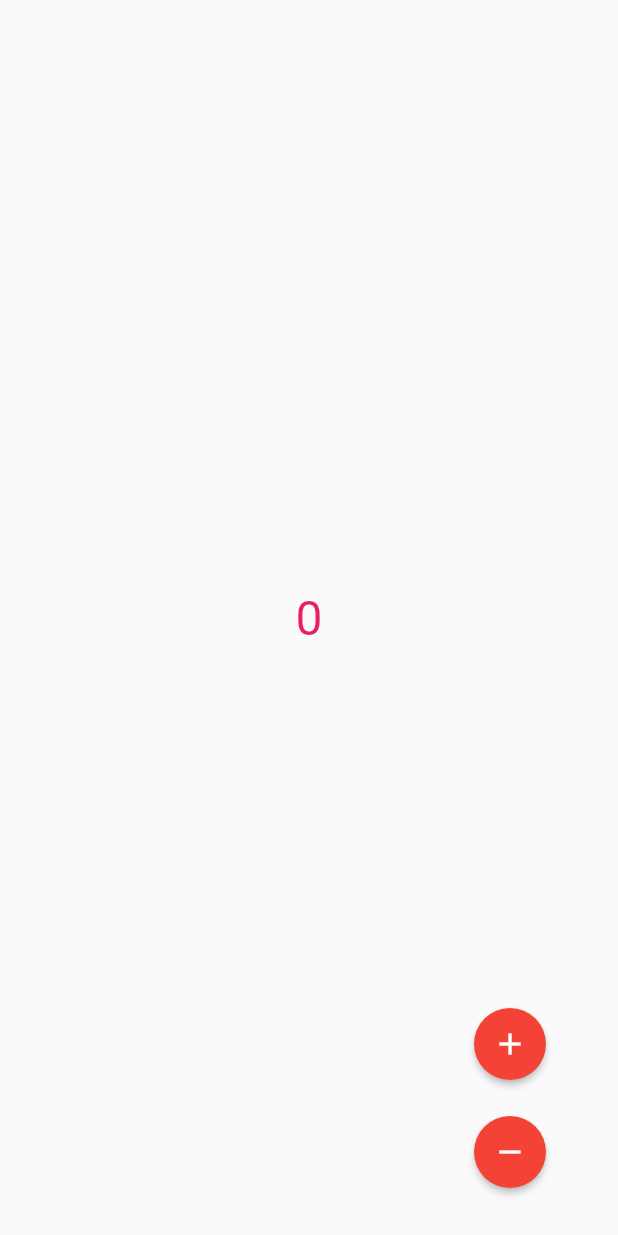
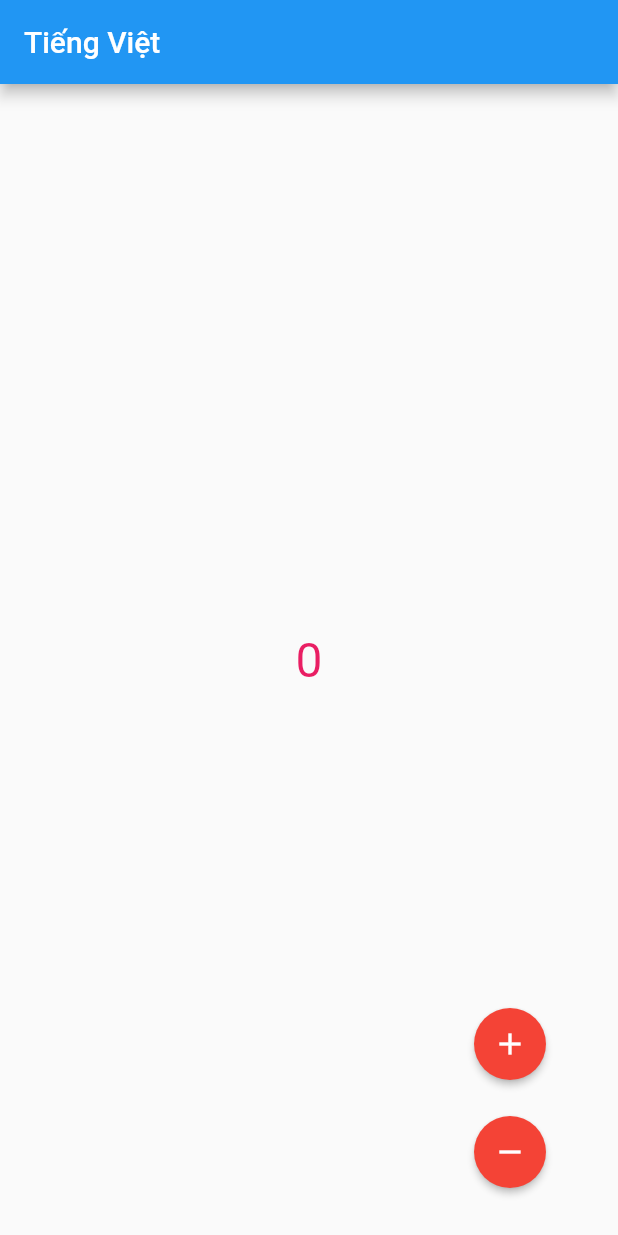
Before and after one commit to DumbZecretary/bootcamp_bloc, a Flutter app: the screen it shows after launch, after a tap on the "add" icon, after a tap on the "remove" icon, on a phone screen of 412 x 824 dp. Run offline on Flutter 3.47's test engine with Material 2 defaults, Android fonts, the phone set to English and light mode, and no system bars; our stand-ins replace bloc, built_value, flutter_bloc, shared_preferences; generated files the repository leaves out were written again.

Commit message:
Count App: add localization

```diff
--- /dev/null
+++ b/count_app/l10n.yaml
@@ -0,0 +1,3 @@
+arb-dir: lib/l10n
+template-arb-file: app_en.arb
+output-localization-file: app_localizations.dart
--- a/count_app/lib/app_view.dart
+++ /dev/null
@@ -1,31 +0,0 @@
-import 'package:count_app/counting/logic/counting_bloc.dart';
-import 'package:count_app/screens/screens.dart';
-import 'package:flutter/material.dart';
-import 'package:flutter_bloc/flutter_bloc.dart';
-
-import 'counting/logic/events/events.dart';
-
-class AppView extends StatefulWidget {
-  const AppView({
-    Key? key,
-  }) : super(key: key);
-
-  @override
-  State<AppView> createState() => _AppViewState();
-}
-
-class _AppViewState extends State<AppView> {
-  @override
-  void initState() {
-    context.read<CountingBloc>().add(CountingGetCurrentStateEvent());
-    super.initState();
-  }
-
-  @override
-  Widget build(BuildContext context) {
-    return const MaterialApp(
-      // TODO: idle state - home, else - loading circle
-      home: HomeScreen(),
-    );
-  }
-}
--- a/count_app/lib/app.dart
+++ b/count_app/lib/application/app.dart
@@ -1,4 +1,4 @@
-import 'package:count_app/app_view.dart';
+import 'package:count_app/application/app_view.dart';
 import 'package:count_app/counting/logic/counting_bloc.dart';
 import 'package:count_app/repo/counting_repo/counting_repo_shared_preferences.dart';
 import 'package:flutter/material.dart';
--- a/count_app/lib/app_connect_repo.dart
+++ b/count_app/lib/application/app_connect_repo.dart
@@ -1,4 +1,4 @@
-import 'package:count_app/app.dart';
+import 'package:count_app/application/app.dart';
 import 'package:count_app/repo/counting_repo/counting_repo_shared_preferences.dart';
 import 'package:flutter/material.dart';
 import 'package:flutter_bloc/flutter_bloc.dart';
--- /dev/null
+++ b/count_app/lib/application/app_view.dart
@@ -0,0 +1,66 @@
+import 'package:count_app/counting/logic/counting_bloc.dart';
+import 'package:count_app/counting/logic/events/counting_get_current_state_event.dart';
+import 'package:count_app/l10n/l10n.dart';
+import 'package:count_app/model/app_state/app_state_model.dart';
+import 'package:count_app/screens/screens.dart';
+import 'package:flutter/material.dart';
+import 'package:flutter_bloc/flutter_bloc.dart';
+import 'package:flutter_localizations/flutter_localizations.dart';
+import 'package:flutter_gen/gen_l10n/app_localizations.dart';
+
+class AppView extends StatefulWidget {
+  const AppView({
+    Key? key,
+  }) : super(key: key);
+
+  @override
+  State<AppView> createState() => _AppViewState();
+}
+
+class _AppViewState extends State<AppView> {
+  @override
+  void initState() {
+    context.read<CountingBloc>().add(CountingGetCurrentStateEvent());
+    delayTime();
+    super.initState();
+  }
+
+  @override
+  Widget build(BuildContext context) {
+    return BlocSelector<CountingBloc, AppState, String>(
+        selector: (appState) => appState.locale ?? "en",
+        builder: (context, data) {
+          return MaterialApp(
+            locale: Locale(data, ''),
+            localizationsDelegates: const [
+              AppLocalizations.delegate,
+              GlobalMaterialLocalizations.delegate,
+              GlobalWidgetsLocalizations.delegate,
+              GlobalCupertinoLocalizations.delegate,
+            ],
+            supportedLocales: L10n.all,
+            // TODO: idle state - home, else - loading circle
+            home: BlocSelector<CountingBloc, AppState, String>(
+                selector: (appState) {
+              return appState.status ?? "loading";
+            }, builder: (context, data) {
+              if (data == "idle") {
+                return const HomeScreen();
+              } else {
+                return const Scaffold(
+                  body: Center(
+                    child: CircularProgressIndicator(
+                      color: Colors.pinkAccent,
+                    ),
+                  ),
+                );
+              }
+            }),
+          );
+        });
+  }
+}
+
+Future<void> delayTime() async {
+  await Future.delayed(const Duration(seconds: 3));
+}
--- a/count_app/lib/counting/logic/counting_bloc.dart
+++ b/count_app/lib/counting/logic/counting_bloc.dart
@@ -11,7 +11,10 @@ class CountingBloc extends Bloc<CountingEvent, AppState> {
       {required int? initialState,
       required CountingRepoSharedPreferences countingRepoSharedPreferences})
       : _countingRepoSharedPreferences = countingRepoSharedPreferences,
-        super(AppState((b) => b..value = initialState)) {
+        super(AppState((b) => b
+          ..value = initialState
+          ..locale = 'en'
+          ..status = "loading")) {
     on<CountingGetCurrentStateEvent>(_onGetCurrentState);
     on<CountingIncreaseEvent>(_onIncrease);
     on<CountingDecreaseEvent>(_onDecrease);
@@ -21,8 +24,14 @@ class CountingBloc extends Bloc<CountingEvent, AppState> {
       CountingIncreaseEvent event, Emitter<AppState> emit) async {
     try {
       final int newStateValue = (state.value ?? 0) + event.value;
-      final AppState newAppState =
-          state.rebuild((p0) => p0..value = newStateValue);
+      String locale = 'en';
+      if (state.locale == 'en') {
+        locale = 'vi';
+      }
+      final AppState newAppState = state.rebuild((p0) => p0
+        ..value = newStateValue
+        ..locale = locale
+        ..status = "idle");
       await _countingRepoSharedPreferences.update(newStateValue);
       emit(newAppState);
     } catch (e) {
@@ -36,8 +45,9 @@ class CountingBloc extends Bloc<CountingEvent, AppState> {
       CountingDecreaseEvent event, Emitter<AppState> emit) async {
     try {
       final int newStateValue = (state.value ?? 0) - event.value;
-      final AppState newAppState =
-          state.rebuild((p0) => p0..value = newStateValue);
+      final AppState newAppState = state.rebuild((p0) => p0
+        ..value = newStateValue
+        ..status = "idle");
       await _countingRepoSharedPreferences.update(newStateValue).whenComplete(
             () => emit(newAppState),
           );
@@ -57,13 +67,16 @@ class CountingBloc extends Bloc<CountingEvent, AppState> {
       currentValue = _countingRepoSharedPreferences.read();
       if (currentValue == null) {
         currentValue = 0;
-        final AppState newAppState =
-            state.rebuild((p0) => p0..value = currentValue);
+        final AppState newAppState = state.rebuild((p0) => p0
+          ..value = currentValue
+          ..status = "idle");
         await _countingRepoSharedPreferences.create().whenComplete(() {
           emit(newAppState);
         });
       } else {
-        emit(state.rebuild((b) => b..value = currentValue));
+        emit(state.rebuild((b) => b
+          ..value = currentValue
+          ..status = "idle"));
       }
     } catch (e) {
       addError(Exception("get current error"), StackTrace.current);
--- /dev/null
+++ b/count_app/lib/l10n/app_en.arb
@@ -0,0 +1,10 @@
+{
+    "helloWorld": "Hello World!",
+    "@helloWorld": {
+        "description": "The conventional newborn programmer greeting"
+    },
+    "language": "English",
+    "@language": {
+        "description": "The name of language"
+    }
+}
--- /dev/null
+++ b/count_app/lib/l10n/app_vi.arb
@@ -0,0 +1,4 @@
+{
+    "helloWorld": "Chào",
+    "language": "Tiếng Việt"
+}
--- /dev/null
+++ b/count_app/lib/l10n/l10n.dart
@@ -0,0 +1,8 @@
+import 'package:flutter/material.dart';
+
+class L10n {
+  static final all = [
+    const Locale('en', ''),
+    const Locale('vi', ''),
+  ];
+}
--- a/count_app/lib/main.dart
+++ b/count_app/lib/main.dart
@@ -1,8 +1,8 @@
 import 'dart:async';
 
 import 'package:bloc/bloc.dart';
-import 'package:count_app/app_connect_repo.dart';
-import 'package:count_app/observer.dart';
+import 'package:count_app/application/app_connect_repo.dart';
+import 'package:count_app/application/observer.dart';
 import 'package:count_app/repo/counting_repo/counting_repo_shared_preferences.dart';
 import 'package:count_app/utils/logging.dart';
 import 'package:flutter/material.dart';
--- a/count_app/lib/model/app_state/app_state_model.dart
+++ b/count_app/lib/model/app_state/app_state_model.dart
@@ -7,6 +7,10 @@ abstract class AppState implements Built<AppState, AppStateBuilder> {
   static Serializer<AppState> get serializer => _$appStateSerializer;
 
   int? get value;
+
+  String? get locale;
+
+  String? get status;
 
   AppState._();
   factory AppState([void Function(AppStateBuilder) updates]) = _$AppState;
--- a/count_app/lib/screens/home/home_screen.dart
+++ b/count_app/lib/screens/home/home_screen.dart
@@ -1,5 +1,6 @@
 import 'package:count_app/counting/counting.dart';
 import 'package:flutter/material.dart';
+import 'package:flutter_gen/gen_l10n/app_localizations.dart';
 
 class HomeScreen extends StatelessWidget {
   const HomeScreen({
@@ -8,8 +9,11 @@ class HomeScreen extends StatelessWidget {
 
   @override
   Widget build(BuildContext context) {
-    return const Scaffold(
-      body: CountingComponent(),
+    return Scaffold(
+      appBar: AppBar(
+        title: Text(AppLocalizations.of(context)?.language ?? ""),
+      ),
+      body: const CountingComponent(),
     );
   }
 }
--- a/count_app/pubspec.yaml
+++ b/count_app/pubspec.yaml
@@ -10,6 +10,8 @@ environment:
 
 dependencies:
   flutter:
+    sdk: flutter
+  flutter_localizations:
     sdk: flutter
   bloc: ^8.1.0
   flutter_bloc: ^8.0.1
@@ -31,6 +33,5 @@ dev_dependencies:
   flutter_lints: ^2.0.0
 
 flutter:
-
-
+  generate: true
   uses-material-design: true
```
Also changed, not shown: count_app/lib/application/observer.dart (renamed from count_app/lib/observer.dart), count_app/lib/model/app_state/app_state_model.g.dart, count_app/pubspec.lock, 2 other files.
